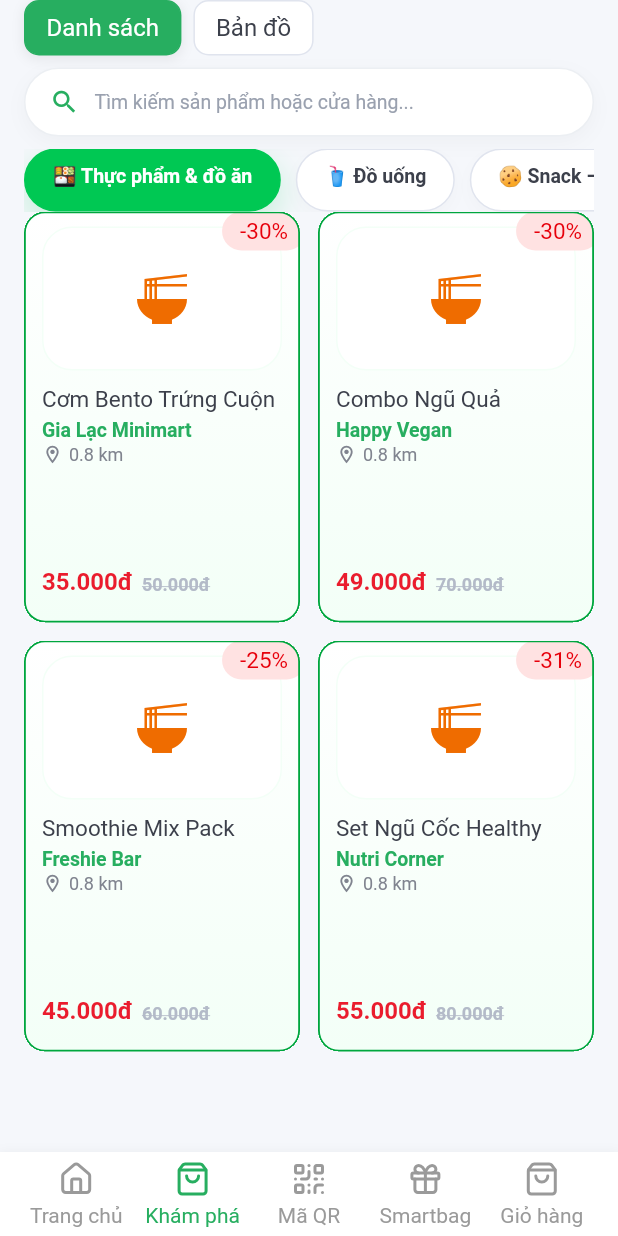
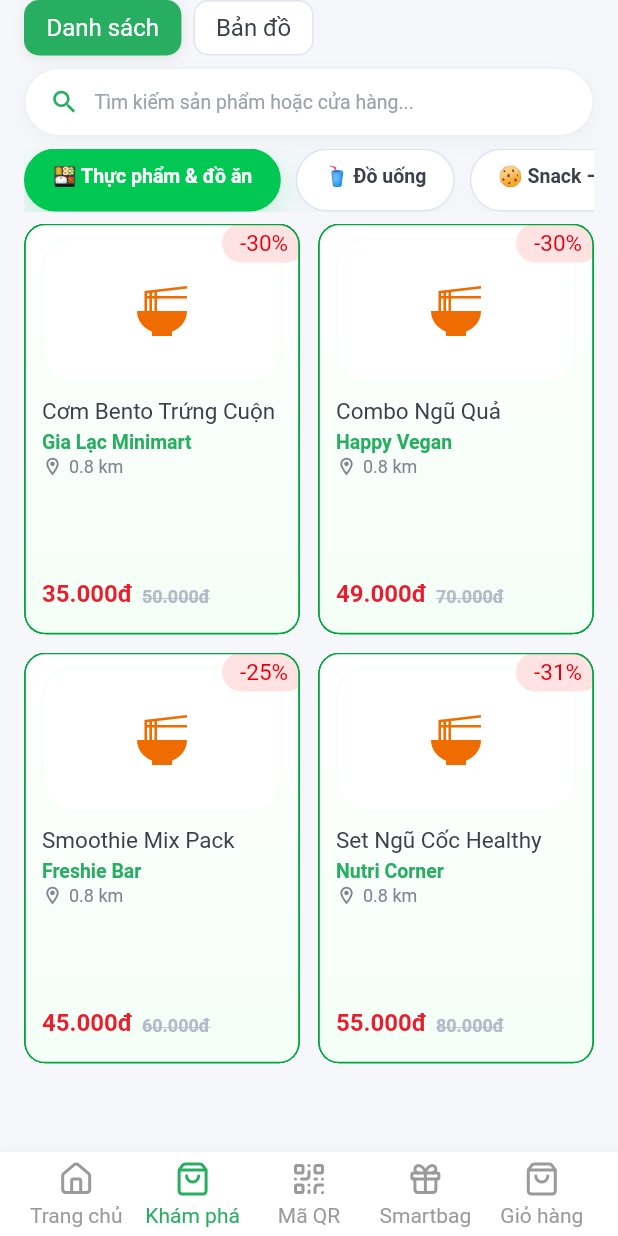
Before and after one commit to thinh55-hub/frontend_smartket, a Flutter app: the screen it shows after launch, item 2 of the bottom bar chosen, on a phone screen of 412 x 824 dp. Run offline on Flutter 3.47's test engine with Material 3 defaults, Android fonts, the phone set to English and light mode, and no system bars; our stand-ins replace flutter_svg, google_fonts, shared_preferences; network calls fail; Roboto replaces fonts that are missing (SF Pro Display).

Commit message:
feat: figma aligned explore screen

```diff
--- a/lib/components/smartbag_chip_list.dart
+++ b/lib/components/smartbag_chip_list.dart
@@ -19,6 +19,7 @@ class SmartbagChipList extends StatelessWidget {
     return SizedBox(
       height: 42,
       child: ListView.separated(
+        padding: EdgeInsets.zero,
         scrollDirection: Axis.horizontal,
         itemCount: labels.length,
         separatorBuilder: (_, __) => const SizedBox(width: 10),
--- a/lib/screens/explore_screen.dart
+++ b/lib/screens/explore_screen.dart
@@ -48,6 +48,7 @@ class ExploreContent extends StatelessWidget {
                   selectedIndex: 0,
                   onSelected: (_) {},
                 ),
+                const SizedBox(height: 8),
                 Consumer<ProductProvider>(
                   builder: (context, provider, _) {
                     final products = provider.products.isNotEmpty ? provider.products : _fallbackProducts;
```
